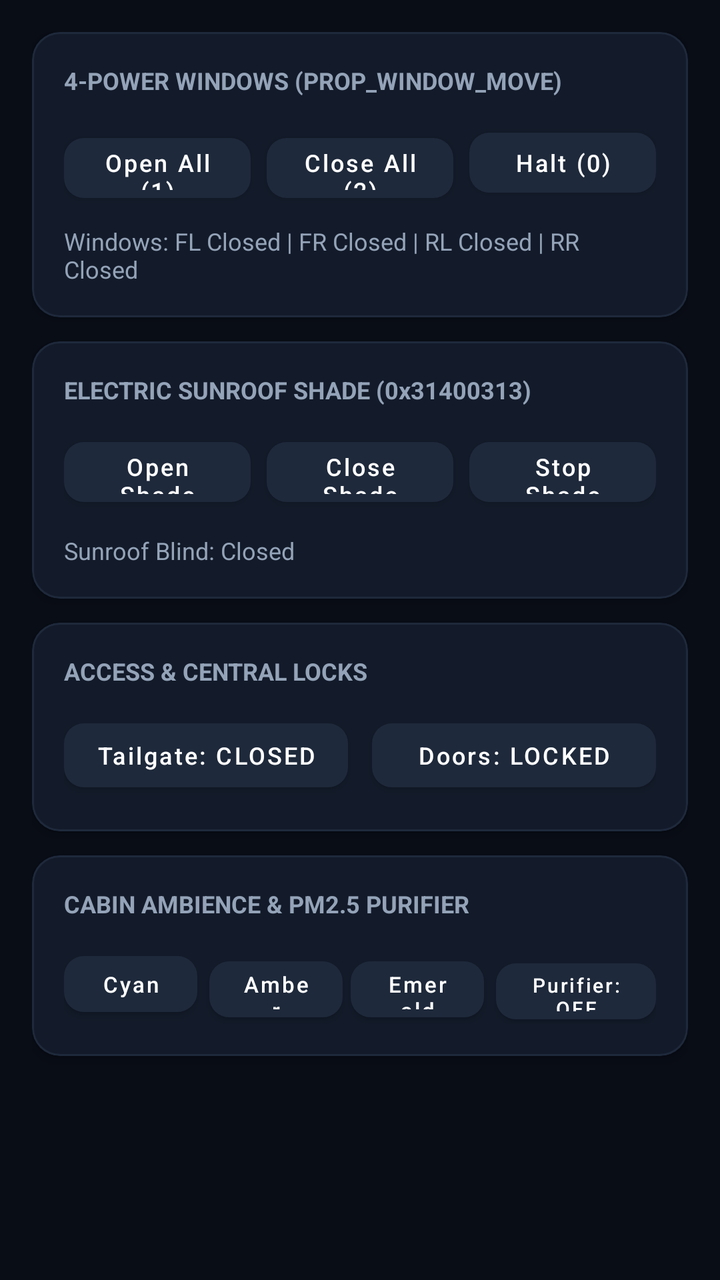
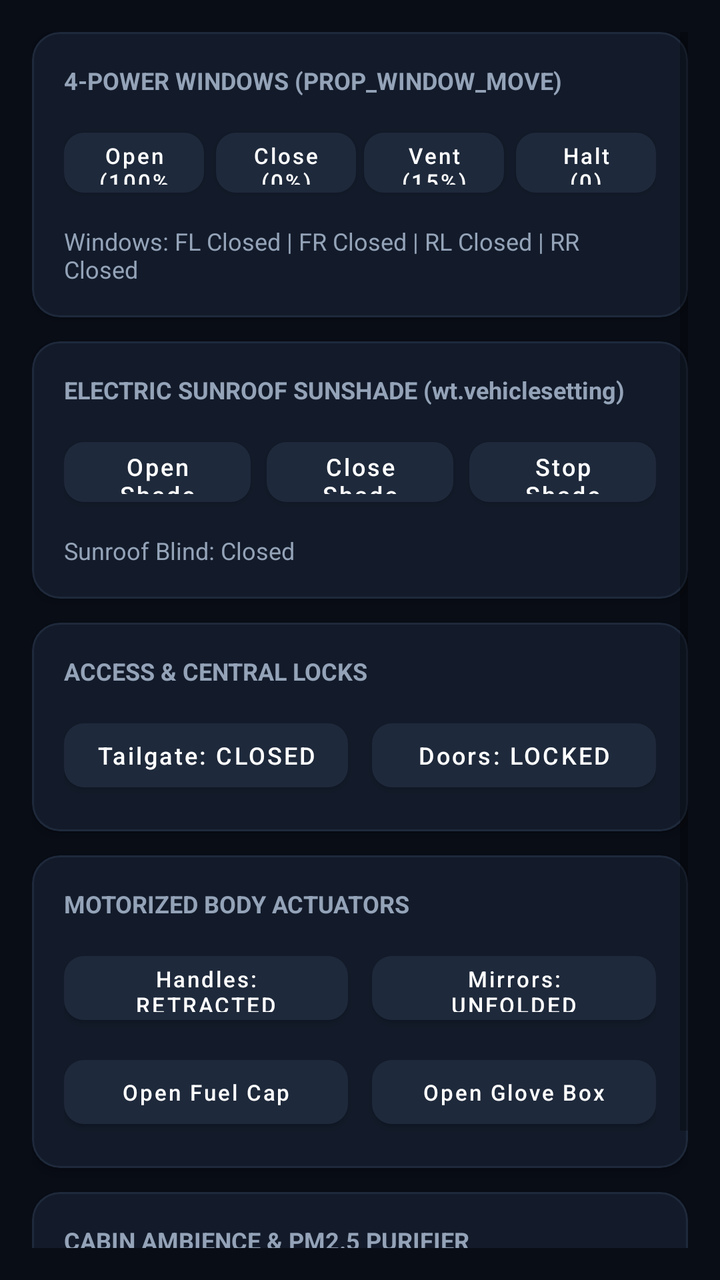

The first picture is an Android layout as it rendered before a commit; the second is the same layout after the commit. The layout source and the unified diff follow.
<!-- AndroidManifest.xml: application theme Theme.DeepalS05Sample -->
<!-- res/layout/fragment_body_access.xml -->
<?xml version="1.0" encoding="utf-8"?>
<ScrollView xmlns:android="http://schemas.android.com/apk/res/android"
    xmlns:app="http://schemas.android.com/apk/res-auto"
    android:layout_width="match_parent"
    android:layout_height="match_parent"
    android:padding="16dp"
    android:fillViewport="true">

    <LinearLayout
        android:layout_width="match_parent"
        android:layout_height="wrap_content"
        android:orientation="vertical">

        
        <com.google.android.material.card.MaterialCardView
            style="@style/AutomotiveCard"
            android:layout_width="match_parent"
            android:layout_height="wrap_content"
            android:layout_marginBottom="12dp">

            <LinearLayout
                android:layout_width="match_parent"
                android:layout_height="wrap_content"
                android:padding="16dp"
                android:orientation="vertical">

                <TextView
                    android:layout_width="wrap_content"
                    android:layout_height="wrap_content"
                    android:text="4-POWER WINDOWS (PROP_WINDOW_MOVE)"
                    android:textColor="@color/brand_text_secondary"
                    android:textSize="12sp"
                    android:textStyle="bold" />

                
                <LinearLayout
                    android:layout_width="match_parent"
                    android:layout_height="wrap_content"
                    android:layout_marginTop="12dp"
                    android:orientation="horizontal">

                    <com.google.android.material.button.MaterialButton
                        android:id="@+id/btnWindowsOpenAll"
                        style="@style/AutomotiveButton"
                        android:layout_width="0dp"
                        android:layout_height="42dp"
                        android:layout_weight="1"
                        android:layout_marginEnd="4dp"
                        android:text="Open All (1)"
                        android:textSize="12sp" />

                    <com.google.android.material.button.MaterialButton
                        android:id="@+id/btnWindowsCloseAll"
                        style="@style/AutomotiveButton"
                        android:layout_width="0dp"
                        android:layout_height="42dp"
                        android:layout_weight="1"
                        android:layout_marginHorizontal="4dp"
                        android:text="Close All (2)"
                        android:textSize="12sp" />

                    <com.google.android.material.button.MaterialButton
                        android:id="@+id/btnWindowsStop"
                        style="@style/AutomotiveButton"
                        android:layout_width="0dp"
                        android:layout_height="42dp"
                        android:layout_weight="1"
                        android:layout_marginStart="4dp"
                        android:text="Halt (0)"
                        android:textSize="12sp" />
                </LinearLayout>

                <TextView
                    android:id="@+id/tvWindowsStatus"
                    android:layout_width="wrap_content"
                    android:layout_height="wrap_content"
                    android:layout_marginTop="10dp"
                    android:text="Windows: FL Closed | FR Closed | RL Closed | RR Closed"
                    android:textColor="@color/brand_text_secondary"
                    android:textSize="12sp" />
            </LinearLayout>
        </com.google.android.material.card.MaterialCardView>

        
        <com.google.android.material.card.MaterialCardView
            style="@style/AutomotiveCard"
            android:layout_width="match_parent"
            android:layout_height="wrap_content"
            android:layout_marginBottom="12dp">

            <LinearLayout
                android:layout_width="match_parent"
                android:layout_height="wrap_content"
                android:padding="16dp"
                android:orientation="vertical">

                <TextView
                    android:layout_width="wrap_content"
                    android:layout_height="wrap_content"
                    android:text="ELECTRIC SUNROOF SHADE (0x31400313)"
                    android:textColor="@color/brand_text_secondary"
                    android:textSize="12sp"
                    android:textStyle="bold" />

                <LinearLayout
                    android:layout_width="match_parent"
                    android:layout_height="wrap_content"
                    android:layout_marginTop="12dp"
                    android:orientation="horizontal">

                    <com.google.android.material.button.MaterialButton
                        android:id="@+id/btnSunroofOpen"
                        style="@style/AutomotiveButton"
                        android:layout_width="0dp"
                        android:layout_height="42dp"
                        android:layout_weight="1"
                        android:layout_marginEnd="4dp"
                        android:text="Open Shade"
                        android:textSize="12sp" />

                    <com.google.android.material.button.MaterialButton
                        android:id="@+id/btnSunroofClose"
                        style="@style/AutomotiveButton"
                        android:layout_width="0dp"
                        android:layout_height="42dp"
                        android:layout_weight="1"
                        android:layout_marginHorizontal="4dp"
                        android:text="Close Shade"
                        android:textSize="12sp" />

                    <com.google.android.material.button.MaterialButton
                        android:id="@+id/btnSunroofStop"
                        style="@style/AutomotiveButton"
                        android:layout_width="0dp"
                        android:layout_height="42dp"
                        android:layout_weight="1"
                        android:layout_marginStart="4dp"
                        android:text="Stop Shade"
                        android:textSize="12sp" />
                </LinearLayout>

                <TextView
                    android:id="@+id/tvSunroofStatus"
                    android:layout_width="wrap_content"
                    android:layout_height="wrap_content"
                    android:layout_marginTop="10dp"
                    android:text="Sunroof Blind: Closed"
                    android:textColor="@color/brand_text_secondary"
                    android:textSize="12sp" />
            </LinearLayout>
        </com.google.android.material.card.MaterialCardView>

        
        <com.google.android.material.card.MaterialCardView
            style="@style/AutomotiveCard"
            android:layout_width="match_parent"
            android:layout_height="wrap_content"
            android:layout_marginBottom="12dp">

            <LinearLayout
                android:layout_width="match_parent"
                android:layout_height="wrap_content"
                android:padding="16dp"
                android:orientation="vertical">

                <TextView
                    android:layout_width="wrap_content"
                    android:layout_height="wrap_content"
                    android:text="ACCESS &amp; CENTRAL LOCKS"
                    android:textColor="@color/brand_text_secondary"
                    android:textSize="12sp"
                    android:textStyle="bold" />

                <LinearLayout
                    android:layout_width="match_parent"
                    android:layout_height="wrap_content"
                    android:layout_marginTop="12dp"
                    android:orientation="horizontal">

                    <com.google.android.material.button.MaterialButton
                        android:id="@+id/btnToggleTailgate"
                        style="@style/AutomotiveButton"
                        android:layout_width="0dp"
                        android:layout_height="44dp"
                        android:layout_weight="1"
                        android:layout_marginEnd="6dp"
                        android:text="Tailgate: CLOSED"
                        android:textSize="12sp" />

                    <com.google.android.material.button.MaterialButton
                        android:id="@+id/btnToggleLocks"
                        style="@style/AutomotiveButton"
                        android:layout_width="0dp"
                        android:layout_height="44dp"
                        android:layout_weight="1"
                        android:layout_marginStart="6dp"
                        android:text="Doors: LOCKED"
                        android:textSize="12sp" />
                </LinearLayout>
            </LinearLayout>
        </com.google.android.material.card.MaterialCardView>

        
        <com.google.android.material.card.MaterialCardView
            style="@style/AutomotiveCard"
            android:layout_width="match_parent"
            android:layout_height="wrap_content"
            android:layout_marginBottom="12dp">

            <LinearLayout
                android:layout_width="match_parent"
                android:layout_height="wrap_content"
                android:padding="16dp"
                android:orientation="vertical">

                <TextView
                    android:layout_width="wrap_content"
                    android:layout_height="wrap_content"
                    android:text="CABIN AMBIENCE &amp; PM2.5 PURIFIER"
                    android:textColor="@color/brand_text_secondary"
                    android:textSize="12sp"
                    android:textStyle="bold" />

                <LinearLayout
                    android:layout_width="match_parent"
                    android:layout_height="wrap_content"
                    android:layout_marginTop="12dp"
                    android:orientation="horizontal">

                    <com.google.android.material.button.MaterialButton
                        android:id="@+id/btnAmbientCyan"
                        style="@style/AutomotiveButton"
                        android:layout_width="0dp"
                        android:layout_height="40dp"
                        android:layout_weight="1"
                        android:layout_marginEnd="4dp"
                        android:text="Cyan"
                        android:textSize="11sp" />

                    <com.google.android.material.button.MaterialButton
                        android:id="@+id/btnAmbientAmber"
                        style="@style/AutomotiveButton"
                        android:layout_width="0dp"
                        android:layout_height="40dp"
                        android:layout_weight="1"
                        android:layout_marginHorizontal="2dp"
                        android:text="Amber"
                        android:textSize="11sp" />

                    <com.google.android.material.button.MaterialButton
                        android:id="@+id/btnAmbientEmerald"
                        style="@style/AutomotiveButton"
                        android:layout_width="0dp"
                        android:layout_height="40dp"
                        android:layout_weight="1"
                        android:layout_marginHorizontal="2dp"
                        android:text="Emerald"
                        android:textSize="11sp" />

                    <com.google.android.material.button.MaterialButton
                        android:id="@+id/btnAirPurifier"
                        style="@style/AutomotiveButton"
                        android:layout_width="0dp"
                        android:layout_height="40dp"
                        android:layout_weight="1.2"
                        android:layout_marginStart="4dp"
                        android:text="Purifier: OFF"
                        android:textSize="10sp" />
                </LinearLayout>
            </LinearLayout>
        </com.google.android.material.card.MaterialCardView>

    </LinearLayout>
</ScrollView>
<!-- resources referenced by this layout -->
<resources>
  <color name="brand_text_secondary">#94A3B8</color>
  <style name="AutomotiveButton" parent="Widget.MaterialComponents.Button">
          <item name="cornerRadius">10dp</item>
          <item name="backgroundTint">@color/brand_card_stroke</item>
          <item name="android:textColor">@color/brand_text_primary</item>
          <item name="android:textAllCaps">false</item>
      </style>
  <style name="AutomotiveCard">
          <item name="cardCornerRadius">14dp</item>
          <item name="cardElevation">3dp</item>
          <item name="cardBackgroundColor">@color/brand_card_bg</item>
          <item name="strokeColor">@color/brand_card_stroke</item>
          <item name="strokeWidth">1dp</item>
      </style>
  <style name="Theme.DeepalS05Sample" parent="Theme.MaterialComponents.DayNight.NoActionBar">
          <item name="colorPrimary">@color/brand_primary</item>
          <item name="colorPrimaryVariant">@color/brand_primary_dark</item>
          <item name="colorOnPrimary">#000000</item>
          <item name="colorSecondary">@color/brand_accent</item>
          <item name="colorOnSecondary">#000000</item>
          <item name="android:statusBarColor">@color/brand_bg</item>
          <item name="android:navigationBarColor">@color/brand_nav_bg</item>
          <item name="android:windowBackground">@color/brand_bg</item>
      </style>
  <color name="brand_card_stroke">#1E293B</color>
  <color name="brand_text_primary">#FFFFFF</color>
  <color name="brand_card_bg">#131B2A</color>
  <color name="brand_primary">#00E5FF</color>
  <color name="brand_primary_dark">#00B0FF</color>
  <color name="brand_accent">#00E676</color>
  <color name="brand_bg">#090D16</color>
  <color name="brand_nav_bg">#0F172A</color>
</resources>

<!-- the commit's change to res/layout/fragment_body_access.xml (unified diff, before → after) -->
@@ -46,8 +46,8 @@
                         android:layout_height="42dp"
                         android:layout_weight="1"
                         android:layout_marginEnd="4dp"
-                        android:text="Open All (1)"
-                        android:textSize="12sp" />
+                        android:text="Open (100%)"
+                        android:textSize="11sp" />
 
                     <com.google.android.material.button.MaterialButton
                         android:id="@+id/btnWindowsCloseAll"
@@ -55,9 +55,19 @@
                         android:layout_width="0dp"
                         android:layout_height="42dp"
                         android:layout_weight="1"
-                        android:layout_marginHorizontal="4dp"
-                        android:text="Close All (2)"
-                        android:textSize="12sp" />
+                        android:layout_marginHorizontal="2dp"
+                        android:text="Close (0%)"
+                        android:textSize="11sp" />
+
+                    <com.google.android.material.button.MaterialButton
+                        android:id="@+id/btnWindowsVent"
+                        style="@style/AutomotiveButton"
+                        android:layout_width="0dp"
+                        android:layout_height="42dp"
+                        android:layout_weight="1"
+                        android:layout_marginHorizontal="2dp"
+                        android:text="Vent (15%)"
+                        android:textSize="11sp" />
 
                     <com.google.android.material.button.MaterialButton
                         android:id="@+id/btnWindowsStop"
@@ -67,7 +77,7 @@
                         android:layout_weight="1"
                         android:layout_marginStart="4dp"
                         android:text="Halt (0)"
-                        android:textSize="12sp" />
+                        android:textSize="11sp" />
                 </LinearLayout>
 
                 <TextView
@@ -97,7 +107,7 @@
                 <TextView
                     android:layout_width="wrap_content"
                     android:layout_height="wrap_content"
-                    android:text="ELECTRIC SUNROOF SHADE (0x31400313)"
+                    android:text="ELECTRIC SUNROOF SUNSHADE (wt.vehiclesetting)"
                     android:textColor="@color/brand_text_secondary"
                     android:textSize="12sp"
                     android:textStyle="bold" />
@@ -196,6 +206,85 @@
                         android:layout_marginStart="6dp"
                         android:text="Doors: LOCKED"
                         android:textSize="12sp" />
+                </LinearLayout>
+            </LinearLayout>
+        </com.google.android.material.card.MaterialCardView>
+
+        
+        <com.google.android.material.card.MaterialCardView
+            style="@style/AutomotiveCard"
+            android:layout_width="match_parent"
+            android:layout_height="wrap_content"
+            android:layout_marginBottom="12dp">
+
+            <LinearLayout
+                android:layout_width="match_parent"
+                android:layout_height="wrap_content"
+                android:padding="16dp"
+                android:orientation="vertical">
+
+                <TextView
+                    android:layout_width="wrap_content"
+                    android:layout_height="wrap_content"
+                    android:text="MOTORIZED BODY ACTUATORS"
+                    android:textColor="@color/brand_text_secondary"
+                    android:textSize="12sp"
+                    android:textStyle="bold" />
+
+                
+                <LinearLayout
+                    android:layout_width="match_parent"
+                    android:layout_height="wrap_content"
+                    android:layout_marginTop="12dp"
+                    android:orientation="horizontal">
+
+                    <com.google.android.material.button.MaterialButton
+                        android:id="@+id/btnToggleDoorHandles"
+                        style="@style/AutomotiveButton"
+                        android:layout_width="0dp"
+                        android:layout_height="44dp"
+                        android:layout_weight="1"
+                        android:layout_marginEnd="6dp"
+                        android:text="Handles: RETRACTED"
+                        android:textSize="11sp" />
+
+                    <com.google.android.material.button.MaterialButton
+                        android:id="@+id/btnToggleMirrorFold"
+                        style="@style/AutomotiveButton"
+                        android:layout_width="0dp"
+                        android:layout_height="44dp"
+                        android:layout_weight="1"
+                        android:layout_marginStart="6dp"
+                        android:text="Mirrors: UNFOLDED"
+                        android:textSize="11sp" />
+                </LinearLayout>
+
+                
+                <LinearLayout
+                    android:layout_width="match_parent"
+                    android:layout_height="wrap_content"
+                    android:layout_marginTop="8dp"
+                    android:orientation="horizontal">
+
+                    <com.google.android.material.button.MaterialButton
+                        android:id="@+id/btnOpenFuelCap"
+                        style="@style/AutomotiveButton"
+                        android:layout_width="0dp"
+                        android:layout_height="44dp"
+                        android:layout_weight="1"
+                        android:layout_marginEnd="6dp"
+                        android:text="Open Fuel Cap"
+                        android:textSize="11sp" />
+
+                    <com.google.android.material.button.MaterialButton
+                        android:id="@+id/btnOpenGloveBox"
+                        style="@style/AutomotiveButton"
+                        android:layout_width="0dp"
+                        android:layout_height="44dp"
+                        android:layout_weight="1"
+                        android:layout_marginStart="6dp"
+                        android:text="Open Glove Box"
+                        android:textSize="11sp" />
                 </LinearLayout>
             </LinearLayout>
         </com.google.android.material.card.MaterialCardView>
